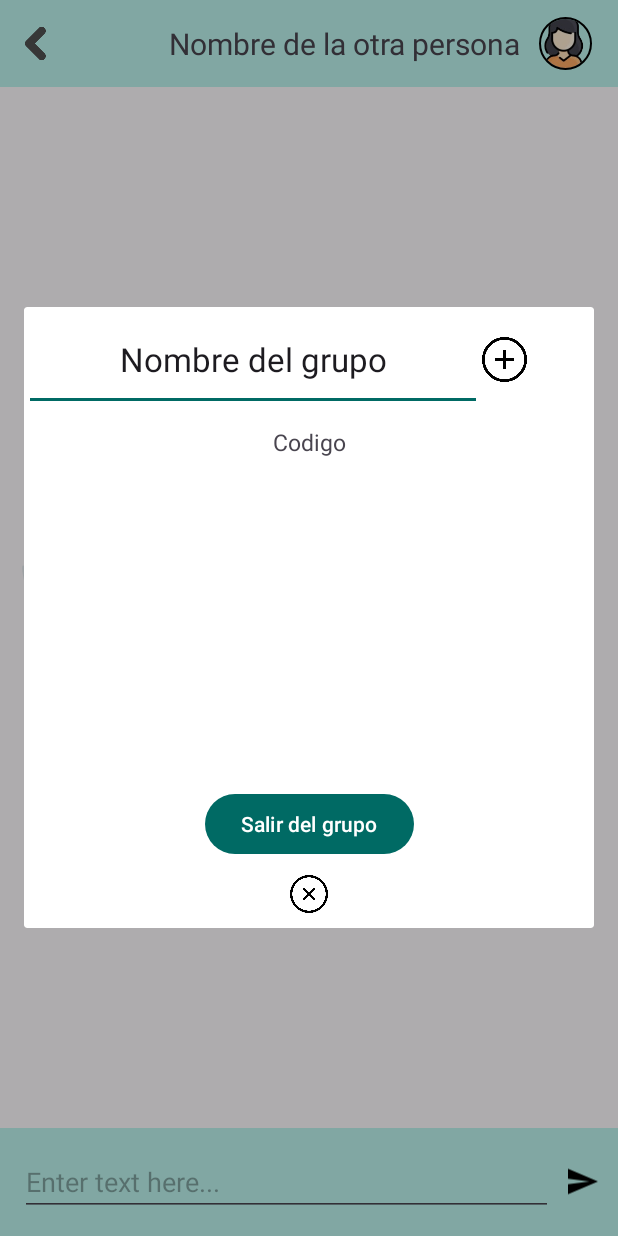
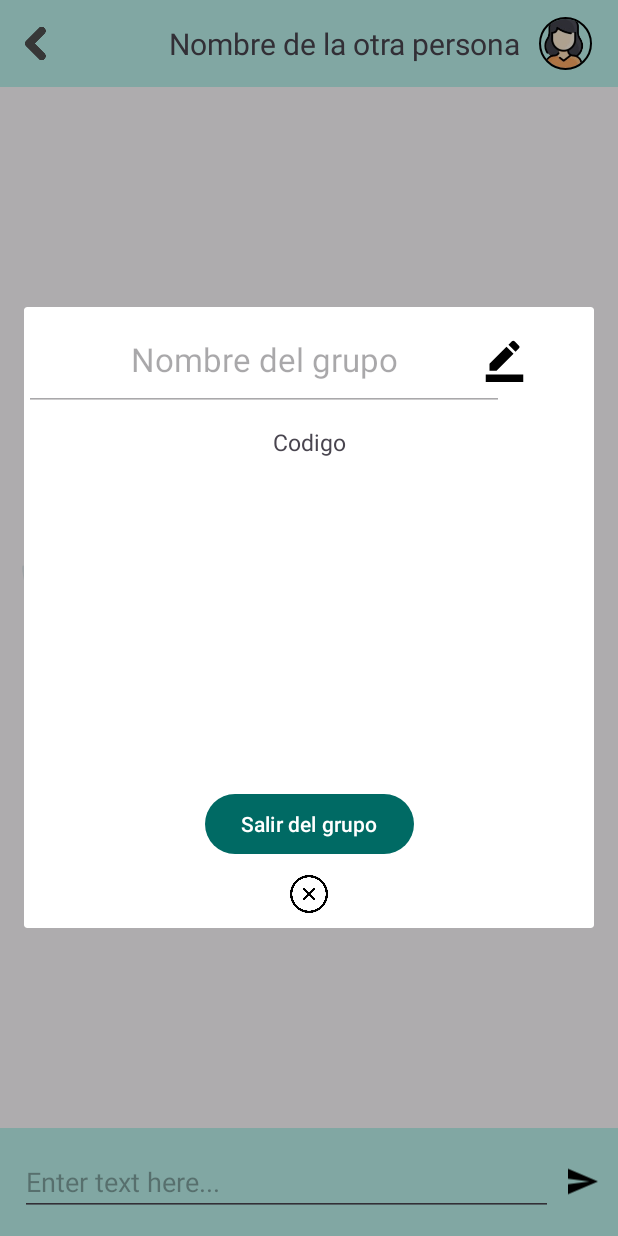
Before and after one commit to RodrigoHdezPimentel/ProyectoAD-DI_RodrigoHernandez_DiegoManjarrez, an Android app: the ChatActivity screen opened directly, with no data from a screen before it, after a tap on an icon or button, on a phone screen of 412 x 824 dp. Run offline under Robolectric (Android 15) with nearby library versions, the phone set to English and light mode, and no system bars; our stand-ins replace CircleImageView; 2 statements that could not run were skipped.

Commit message:
Diferenciacion hecha

```diff
--- a/Fragments/app/src/main/java/com/prueba/fragments/ChatActivity.java
+++ b/Fragments/app/src/main/java/com/prueba/fragments/ChatActivity.java
@@ -6,11 +6,13 @@ import androidx.appcompat.app.AppCompatActivity;
 import androidx.recyclerview.widget.LinearLayoutManager;
 import androidx.recyclerview.widget.RecyclerView;
 
+import android.annotation.SuppressLint;
 import android.content.Intent;
 import android.os.Bundle;
 import android.view.LayoutInflater;
 import android.view.View;
 import android.widget.Button;
+import android.widget.EditText;
 import android.widget.ImageView;
 import android.widget.TextView;
 import android.widget.Toast;
@@ -66,6 +68,7 @@ public class ChatActivity extends AppCompatActivity {
         texto = findViewById(R.id.editText);
         send = findViewById(R.id.send);
         title = findViewById(R.id.groupName);
+        arrow = findViewById(R.id.arrow);
 
         iconUserChat.setOnClickListener(new View.OnClickListener() {
             @Override
@@ -73,7 +76,6 @@ public class ChatActivity extends AppCompatActivity {
                 mostrarAlertDialog();
             }
         });
-        arrow = findViewById(R.id.arrow);
         send.setOnClickListener(new View.OnClickListener() {
             @Override
             public void onClick(View v) {
@@ -84,12 +86,6 @@ public class ChatActivity extends AppCompatActivity {
                 }
             }
         });
-
-        getGrupoUsuario();
-        cargarConversacion();
-        cargarGrupo();
-        cargarUsuarios();
-
         arrow.setOnClickListener(new View.OnClickListener() {
             @Override
             public void onClick(View v) {
@@ -98,6 +94,12 @@ public class ChatActivity extends AppCompatActivity {
                 startActivity(listChat);
             }
         });
+
+        getGrupoUsuario();
+        cargarConversacion();
+        cargarGrupo();
+        cargarUsuarios();
+
     }
     public void getGrupoUsuario() {
         grupoUsuarioInterface = Login_SignUP.retrofitGrupoUsuario.create(GrupoUsuarioInterface.class);
@@ -115,6 +117,7 @@ public class ChatActivity extends AppCompatActivity {
             }
         });
     }
+
     public void cargarConversacion(){
         conversacionInterface = Login_SignUP.retrofitConversacion.create(ConversacionInterface.class);
         Call<List<Conversacion>> call = conversacionInterface.getConversacionesByGroupId(idGrupo);
@@ -225,6 +228,7 @@ public class ChatActivity extends AppCompatActivity {
         }
     }
 
+    @SuppressLint("SetTextI18n")
     private void mostrarAlertDialog() {
         AlertDialog.Builder builder = new AlertDialog.Builder(this);
 
@@ -235,9 +239,15 @@ public class ChatActivity extends AppCompatActivity {
 
         // Obtener referencias de los botones personalizados
         ImageView buttonCerrar = dialogView.findViewById(R.id.cerrarAD);
+        ImageView confirmName = dialogView.findViewById(R.id.checkName);
+        ImageView unlockNameField = dialogView.findViewById(R.id.modifyName);
         Button buttonSalirGrupo = dialogView.findViewById(R.id.salirGrupo);
-        TextView nombreGrupo = dialogView.findViewById(R.id.nombreGrupo);
+        EditText nombreGrupo = dialogView.findViewById(R.id.nombreGrupo);
         TextView codigoGrupo = dialogView.findViewById(R.id.codigoGrupo);
+
+        unlockNameField.setVisibility(View.VISIBLE);
+        nombreGrupo.setEnabled(false);
+        confirmName.setVisibility(View.GONE);
 
         RecyclerView listaUsuarios = dialogView.findViewById(R.id.usuariosRecyclerView);
         listaUsuarios.removeAllViews();
@@ -265,6 +275,39 @@ public class ChatActivity extends AppCompatActivity {
 
             }
         });
+
+        confirmName.setOnClickListener(new View.OnClickListener() {
+            @Override
+            public void onClick(View v) {
+                grupoUsuarioInterface = Login_SignUP.retrofitGrupoUsuario.create(GrupoUsuarioInterface.class);
+                Call<Void> call = grupoUsuarioInterface.updateGroupName(nombreGrupo.getText().toString(),idGrupoUsuario);
+                call.enqueue(new Callback<Void>() {
+                    @Override
+                    public void onResponse(@NonNull Call<Void> call, @NonNull Response<Void> response) {
+                        if (!response.isSuccessful()) {
+                            Toast.makeText(ChatActivity.this, "error", Toast.LENGTH_SHORT).show();
+                            return;
+                        }
+                        unlockNameField.setVisibility(View.VISIBLE);
+                        nombreGrupo.setEnabled(false);
+                        confirmName.setVisibility(View.GONE);
+                    }
+                    @Override
+                    public void onFailure(Call<Void> call, Throwable t) {
+                    }
+                });
+            }
+        });
+
+        unlockNameField.setOnClickListener(new View.OnClickListener() {
+            @Override
+            public void onClick(View v) {
+                nombreGrupo.setEnabled(true);
+                unlockNameField.setVisibility(View.GONE);
+                confirmName.setVisibility(View.VISIBLE);
+            }
+        });
+
         alertDialog = builder.create();
         alertDialog.show();
     }
--- a/Fragments/app/src/main/java/com/prueba/fragments/RetrofitConnection/Interfaces/GrupoUsuarioInterface.java
+++ b/Fragments/app/src/main/java/com/prueba/fragments/RetrofitConnection/Interfaces/GrupoUsuarioInterface.java
@@ -27,7 +27,7 @@ public interface GrupoUsuarioInterface {
     Call<List<List<Integer>>> getCommonGroups(@Path("idU") Integer idU,@Path("idV") Integer idV);
     @GET("getNumberUsers/{id}")
     Call<Boolean> getNumberUsers(@Path("id") Integer id);
-    /*@GET("getGroupName/{idGr}/{idUs}")
-    Call<String> getGroupName(@Path("idGr") Integer idGr, @Path("idUs") Integer idUs);*/
+    @GET("updateGroupName/{newName}/{id}")
+    Call<Void> updateGroupName(@Path("newName") String newName, @Path("id") Integer id);
 
 }
--- /dev/null
+++ b/Fragments/app/src/main/res/drawable/ic_pencil.xml
@@ -0,0 +1,5 @@
+<vector android:height="24dp" android:tint="#000000"
+    android:viewportHeight="24" android:viewportWidth="24"
+    android:width="24dp" xmlns:android="http://schemas.android.com/apk/res/android">
+    <path android:fillColor="@android:color/white" android:pathData="M22,24H2v-4h20V24zM13.06,5.19l3.75,3.75L7.75,18H4v-3.75L13.06,5.19zM17.88,7.87l-3.75,-3.75l1.83,-1.83c0.39,-0.39 1.02,-0.39 1.41,0l2.34,2.34c0.39,0.39 0.39,1.02 0,1.41L17.88,7.87z"/>
+</vector>
--- a/Fragments/app/src/main/res/layout/dialog_group_details.xml
+++ b/Fragments/app/src/main/res/layout/dialog_group_details.xml
@@ -14,19 +14,30 @@
         android:text="Nombre del grupo"
         android:textAlignment="center"
         android:textSize="22sp"
-        app:layout_constraintEnd_toStartOf="@+id/imageView5"
+        app:layout_constraintEnd_toStartOf="@+id/checkName"
         app:layout_constraintStart_toStartOf="parent"
         app:layout_constraintTop_toTopOf="parent" />
 
     <ImageView
-        android:id="@+id/imageView5"
+        android:id="@+id/checkName"
         android:layout_width="30dp"
         android:layout_height="30dp"
-        android:src="@drawable/agregar"
+        android:src="@drawable/ic_check"
         app:layout_constraintBottom_toTopOf="@+id/codigoGrupo"
         app:layout_constraintEnd_toEndOf="parent"
         app:layout_constraintStart_toEndOf="@+id/salirGrupo"
-        app:layout_constraintTop_toTopOf="parent" />
+        app:layout_constraintTop_toTopOf="parent"
+        app:tint="@color/black"/>
+    <ImageView
+        android:id="@+id/modifyName"
+        android:layout_width="30dp"
+        android:layout_height="30dp"
+        android:src="@drawable/ic_pencil"
+        app:layout_constraintBottom_toTopOf="@+id/codigoGrupo"
+        app:layout_constraintEnd_toEndOf="parent"
+        app:layout_constraintStart_toEndOf="@+id/salirGrupo"
+        app:layout_constraintTop_toTopOf="parent"
+        app:tint="@color/black"/>
     <TextView
         android:id="@+id/codigoGrupo"
         android:layout_width="match_parent"
--- a/springPruebaNewBD/src/main/java/dam/prueba/springPrueba/servicies/GrupoUsuarioService.java
+++ b/springPruebaNewBD/src/main/java/dam/prueba/springPrueba/servicies/GrupoUsuarioService.java
@@ -41,6 +41,12 @@ public class GrupoUsuarioService {
     public List<String> getGroupName(Integer idGr, Integer idUs) {
         return grupoUsuarioRepository.getGroupName(idGr, idUs);
     }
+    public void updateGroupName(String newName, Integer id){
+         grupoUsuarioRepository.updateGroupName(newName, id);
+    }
+    public void updateChatName(String newName, Integer id){
+        grupoUsuarioRepository.updateChatName(newName, id);
+    }
 
 
 
```
Also changed, not shown: springPruebaNewBD/src/main/java/dam/prueba/springPrueba/controllers/GrupoUsuarioController.java (+12 -0 lines), springPruebaNewBD/src/main/java/dam/prueba/springPrueba/repositories/GrupoUsuarioRepository.java (+13 -2 lines).
